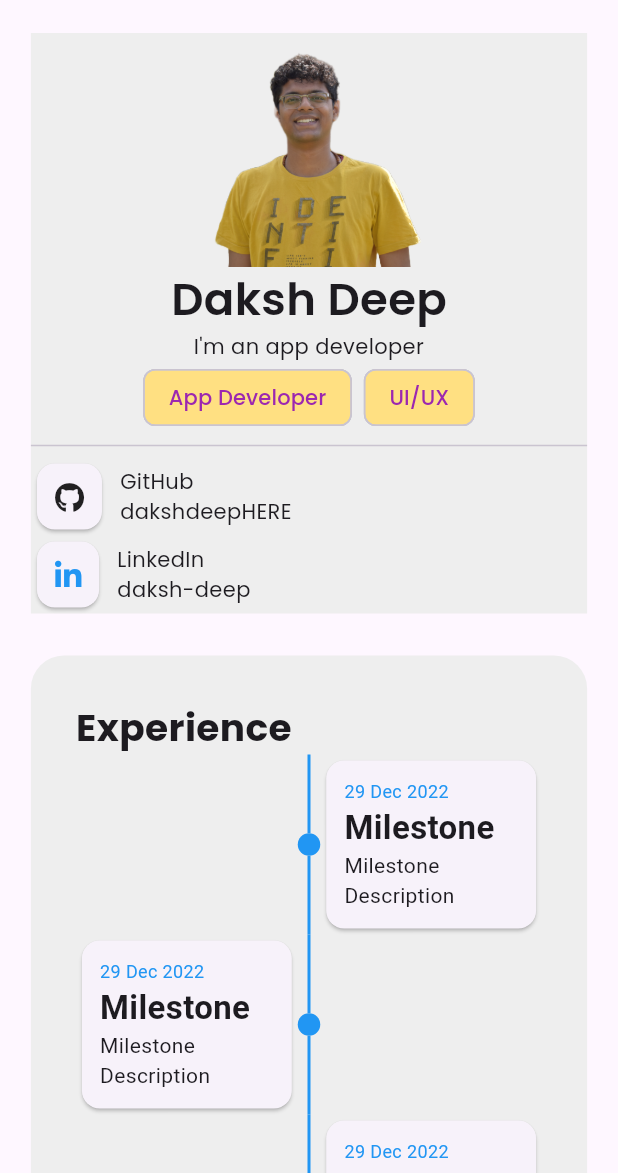
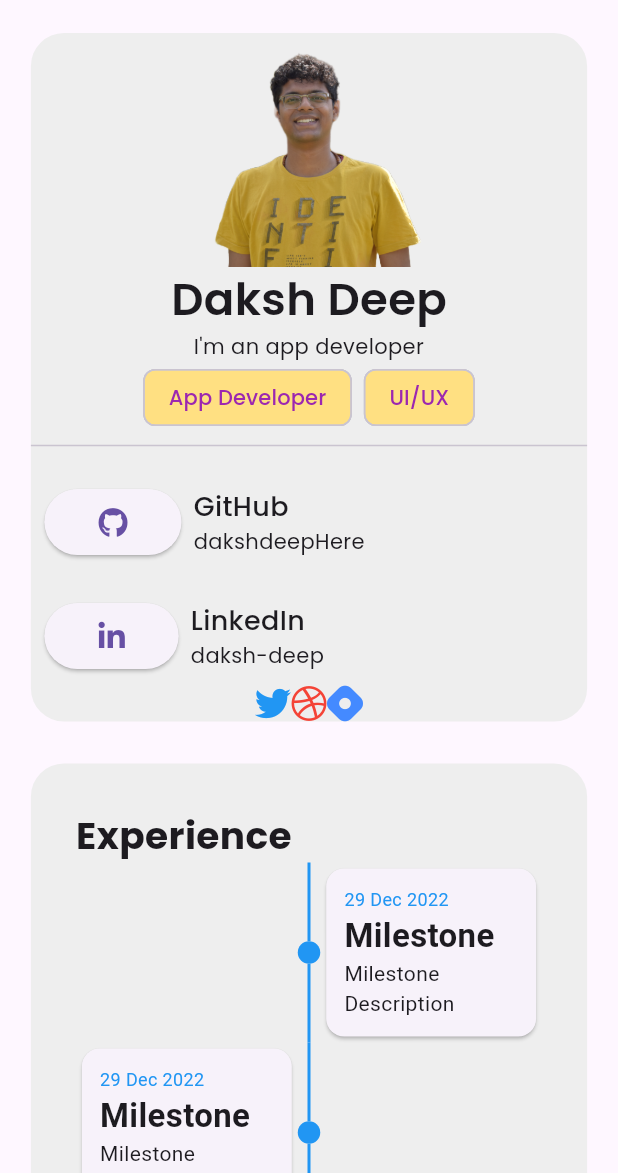
Before and after one commit to dakshdeepHERE/Portfolio_Temp, a Flutter app: the screen it shows after launch, on a phone screen of 412 x 824 dp, the part 63-1236 px from its top. Run offline on Flutter 3.47's test engine with Material 2 defaults, Android fonts, the phone set to English and light mode, and no system bars; drawn by our look-alikes of timelines; our stand-ins replace font_awesome_flutter, velocity_x; Roboto replaces fonts that are missing (addressCity); project files that could hold a hidden picture were left out.

Commit message:
on tap addedd

```diff
--- a/lib/components/about.dart
+++ b/lib/components/about.dart
@@ -1,5 +1,8 @@
+import 'package:font_awesome_flutter/font_awesome_flutter.dart';
 import 'package:flutter/material.dart';
-import 'package:font_awesome_flutter/font_awesome_flutter.dart';
+import 'package:portfolioo/utils/mysocials.dart';
+import 'package:portfolioo/utils/ontap_anim.dart';
+import 'package:url_launcher/url_launcher.dart';
 import 'package:velocity_x/velocity_x.dart';
 
 class About extends StatefulWidget {
@@ -15,8 +18,12 @@ class _AboutState extends State<About> {
     return Container(
       width: context.screenWidth < 900
           ? context.screenWidth * 0.9
-          : context.screenWidth * 0.3,
-      decoration: BoxDecoration(color: Colors.grey.shade200),
+          : context.screenWidth < 1600
+              ? context.screenWidth * 0.3
+              : context.screenWidth * 0.2,
+      decoration: BoxDecoration(
+          color: Colors.grey.shade200,
+          borderRadius: BorderRadius.circular(22.0)),
       child: Column(
         children: [
           Image.asset(
@@ -35,6 +42,7 @@ class _AboutState extends State<About> {
             textAlign: TextAlign.center,
           ),
           Wrap(
+            alignment: WrapAlignment.center,
             spacing: 8.0,
             runSpacing: 8.0,
             children: [
@@ -43,61 +51,33 @@ class _AboutState extends State<About> {
                   "App Developer",
                 ),
                 backgroundColor: Colors.amber.shade200,
-                labelStyle: const TextStyle(color: Colors.purple),
+                labelStyle:
+                    const TextStyle(color: Colors.purple, fontSize: 14.0),
                 padding: const EdgeInsets.all(8.0),
               ),
               Chip(
                 label: const Text('UI/UX'),
                 backgroundColor: Colors.amber.shade200,
                 padding: const EdgeInsets.all(8.0),
-                labelStyle: const TextStyle(color: Colors.purple),
+                labelStyle:
+                    const TextStyle(color: Colors.purple, fontSize: 14.0),
               ),
             ],
           ),
           Divider(),
-          Container(
-            child: Row(
-              children: [
-                Card(
-                    child: Padding(
-                  padding: const EdgeInsets.all(12.0),
-                  child: FaIcon(
-                    FontAwesomeIcons.github,
-                    size: 20.0,
-                  ),
-                )),
-                const SizedBox(
-                  width: 8.0,
-                ),
-                Column(
-                  crossAxisAlignment: CrossAxisAlignment.start,
-                  children: [Text('GitHub'), Text('dakshdeepHERE')],
-                )
-              ],
-            ),
-          ),
-          Container(
-            child: Row(
-              children: [
-                Card(
-                    child: Padding(
-                  padding: const EdgeInsets.all(12.0),
-                  child: FaIcon(
-                    FontAwesomeIcons.linkedinIn,
-                    color: Colors.blue,
-                    size: 20.0,
-                  ),
-                )),
-                const SizedBox(
-                  width: 8.0,
-                ),
-                Column(
-                  crossAxisAlignment: CrossAxisAlignment.start,
-                  children: [Text('LinkedIn'), Text('daksh-deep')],
-                )
-              ],
-            ),
-          ),
+          //
+          AnimatedContact(
+              iconData: FontAwesomeIcons.github,
+              onTap: () {},
+              subtitle: 'dakshdeepHere',
+              title: 'GitHub'),
+          AnimatedContact(
+              iconData: FontAwesomeIcons.linkedinIn,
+              onTap: () {},
+              subtitle: 'daksh-deep',
+              title: 'LinkedIn'),
+
+          Socials(),
         ],
       ),
     );
--- a/lib/utils/ontap_anim.dart
+++ b/lib/utils/ontap_anim.dart
@@ -1,5 +1,3 @@
-// ignore_for_file: dead_code
-
 import 'package:flutter/material.dart';
 import 'package:font_awesome_flutter/font_awesome_flutter.dart';
 
@@ -8,23 +6,22 @@ class AnimatedContact extends StatefulWidget {
   final String title;
   final String subtitle;
   final VoidCallback onTap;
-
-  const AnimatedContact({
-    Key? key,
-    required this.iconData,
-    required this.onTap,
-    required this.subtitle,
-    required this.title,
-  }) : super(key: key);
+  const AnimatedContact(
+      {Key? key,
+      required this.iconData,
+      required this.onTap,
+      required this.subtitle,
+      required this.title})
+      : super(key: key);
 
   @override
   State<AnimatedContact> createState() => _AnimatedContactState();
 }
 
 class _AnimatedContactState extends State<AnimatedContact> {
+  bool isHovering = false;
   @override
   Widget build(BuildContext context) {
-    bool isHovering = false;
     return InkWell(
       onTap: () {},
       onHover: (val) {
@@ -35,34 +32,41 @@ class _AnimatedContactState extends State<AnimatedContact> {
       child: AnimatedContainer(
         duration: const Duration(milliseconds: 300),
         decoration: BoxDecoration(
-            color: isHovering ? Colors.blue : Colors.white,
-            borderRadius: BorderRadius.circular(12.0),
-            border: Border.all(color: isHovering ? Colors.blue : Colors.grey)),
+          color: isHovering ? Colors.grey.shade400 : Colors.grey.shade200,
+          borderRadius: BorderRadius.circular(22.0),
+          border: Border.all(
+              color: isHovering ? Colors.grey : Colors.grey.shade200),
+        ),
+        margin: EdgeInsets.only(top: 10.0),
         padding: const EdgeInsets.all(8.0),
-        child: const Row(
+        child: Row(
           children: [
-            Padding(
-                padding: EdgeInsets.all(10.0),
+            ElevatedButton(
+                onPressed: () {},
                 child: Padding(
-                  padding: EdgeInsets.all(5.0),
-                  child: Card(
-                      child: FaIcon(
-                    FontAwesomeIcons.linkedinIn,
-                    color: Colors.blue,
-                    size: 25,
-                  )),
+                  padding: const EdgeInsets.all(12.0),
+                  child: FaIcon(
+                    widget.iconData,
+                    size: 20.0,
+                  ),
                 )),
+            const SizedBox(
+              width: 8.0,
+            ),
             Column(
               crossAxisAlignment: CrossAxisAlignment.start,
               children: [
                 Text(
-                  "daksh-deep",
+                  widget.title,
+                  style: TextStyle(fontSize: 18.0, fontWeight: FontWeight.w500),
                 ),
+                Text(
+                  widget.subtitle,
+                )
               ],
             )
           ],
         ),
-        //
       ),
     );
   }
```
Also changed, not shown: lib/utils/animated_icon.dart (added, +52 -0 lines).
